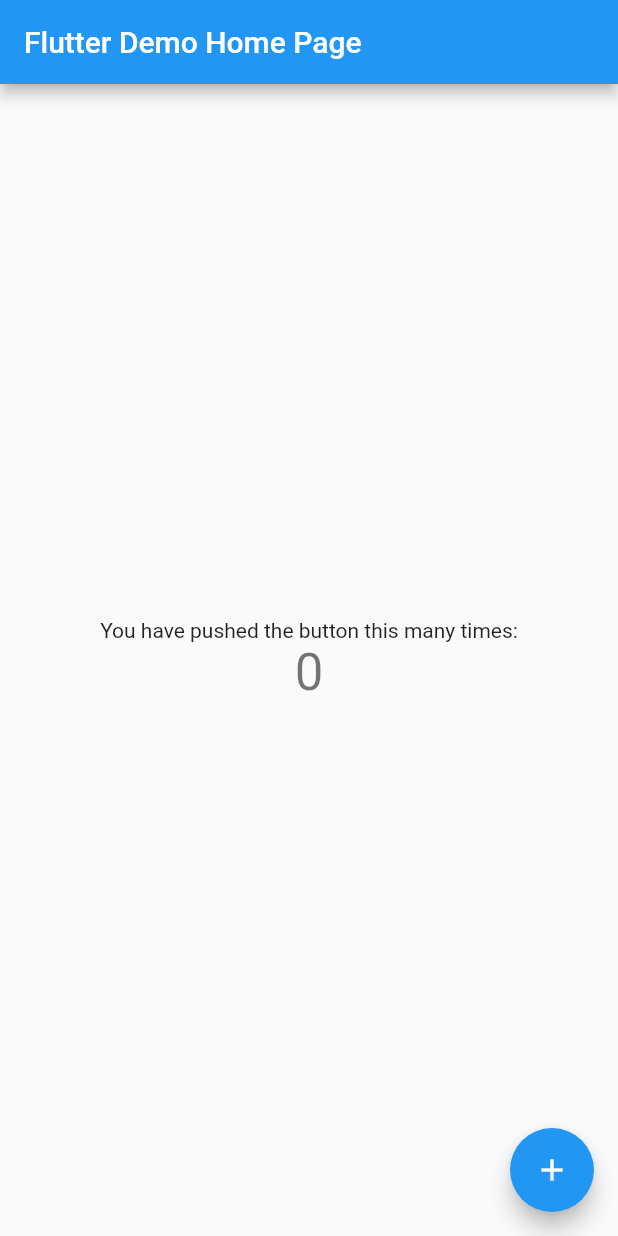
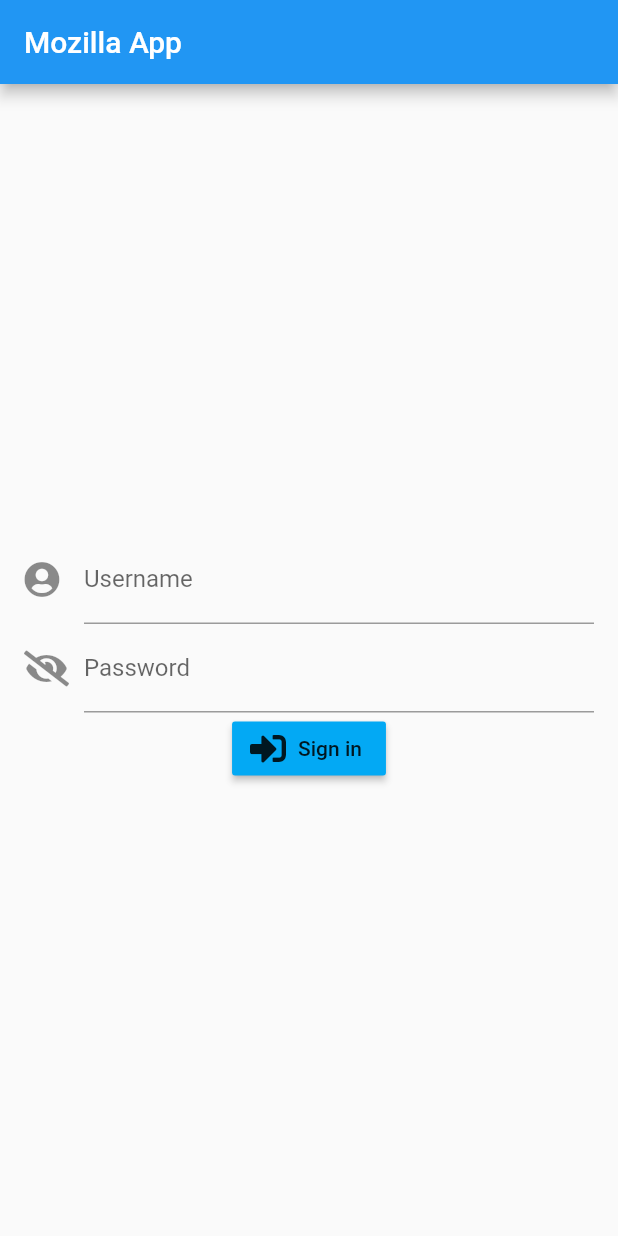
Before and after one commit to UCSC-Mozilla-Club/tutorials-Flutter, a Flutter app: the screen it shows after launch, on a phone screen of 412 x 824 dp. Run offline on Flutter 3.47's test engine with Material 2 defaults, Android fonts, the phone set to English and light mode, and no system bars; our stand-ins replace font_awesome_flutter.

Commit message:
home screen and login screen

```diff
--- /dev/null
+++ b/lession001_simple_login_app/lib/login_app.dart
@@ -0,0 +1,12 @@
+import 'package:flutter/material.dart';
+import 'package:lession001_simple_login_app/screens/login_screen.dart';
+
+class LoginApp extends StatelessWidget {
+  @override
+  Widget build(BuildContext context) {
+    return MaterialApp(
+      title: "LoginApp",
+      home: LoginScreen(),
+    );
+  }
+}
--- a/lession001_simple_login_app/lib/main.dart
+++ b/lession001_simple_login_app/lib/main.dart
@@ -1,111 +1,4 @@
 import 'package:flutter/material.dart';
+import 'package:lession001_simple_login_app/login_app.dart';
 
-void main() => runApp(MyApp());
-
-class MyApp extends StatelessWidget {
-  // This widget is the root of your application.
-  @override
-  Widget build(BuildContext context) {
-    return MaterialApp(
-      title: 'Flutter Demo',
-      theme: ThemeData(
-        // This is the theme of your application.
-        //
-        // Try running your application with "flutter run". You'll see the
-        // application has a blue toolbar. Then, without quitting the app, try
-        // changing the primarySwatch below to Colors.green and then invoke
-        // "hot reload" (press "r" in the console where you ran "flutter run",
-        // or simply save your changes to "hot reload" in a Flutter IDE).
-        // Notice that the counter didn't reset back to zero; the application
-        // is not restarted.
-        primarySwatch: Colors.blue,
-      ),
-      home: MyHomePage(title: 'Flutter Demo Home Page'),
-    );
-  }
-}
-
-class MyHomePage extends StatefulWidget {
-  MyHomePage({Key key, this.title}) : super(key: key);
-
-  // This widget is the home page of your application. It is stateful, meaning
-  // that it has a State object (defined below) that contains fields that affect
-  // how it looks.
-
-  // This class is the configuration for the state. It holds the values (in this
-  // case the title) provided by the parent (in this case the App widget) and
-  // used by the build method of the State. Fields in a Widget subclass are
-  // always marked "final".
-
-  final String title;
-
-  @override
-  _MyHomePageState createState() => _MyHomePageState();
-}
-
-class _MyHomePageState extends State<MyHomePage> {
-  int _counter = 0;
-
-  void _incrementCounter() {
-    setState(() {
-      // This call to setState tells the Flutter framework that something has
-      // changed in this State, which causes it to rerun the build method below
-      // so that the display can reflect the updated values. If we changed
-      // _counter without calling setState(), then the build method would not be
-      // called again, and so nothing would appear to happen.
-      _counter++;
-    });
-  }
-
-  @override
-  Widget build(BuildContext context) {
-    // This method is rerun every time setState is called, for instance as done
-    // by the _incrementCounter method above.
-    //
-    // The Flutter framework has been optimized to make rerunning build methods
-    // fast, so that you can just rebuild anything that needs updating rather
-    // than having to individually change instances of widgets.
-    return Scaffold(
-      appBar: AppBar(
-        // Here we take the value from the MyHomePage object that was created by
-        // the App.build method, and use it to set our appbar title.
-        title: Text(widget.title),
-      ),
-      body: Center(
-        // Center is a layout widget. It takes a single child and positions it
-        // in the middle of the parent.
-        child: Column(
-          // Column is also a layout widget. It takes a list of children and
-          // arranges them vertically. By default, it sizes itself to fit its
-          // children horizontally, and tries to be as tall as its parent.
-          //
-          // Invoke "debug painting" (press "p" in the console, choose the
-          // "Toggle Debug Paint" action from the Flutter Inspector in Android
-          // Studio, or the "Toggle Debug Paint" command in Visual Studio Code)
-          // to see the wireframe for each widget.
-          //
-          // Column has various properties to control how it sizes itself and
-          // how it positions its children. Here we use mainAxisAlignment to
-          // center the children vertically; the main axis here is the vertical
-          // axis because Columns are vertical (the cross axis would be
-          // horizontal).
-          mainAxisAlignment: MainAxisAlignment.center,
-          children: <Widget>[
-            Text(
-              'You have pushed the button this many times:',
-            ),
-            Text(
-              '$_counter',
-              style: Theme.of(context).textTheme.display1,
-            ),
-          ],
-        ),
-      ),
-      floatingActionButton: FloatingActionButton(
-        onPressed: _incrementCounter,
-        tooltip: 'Increment',
-        child: Icon(Icons.add),
-      ), // This trailing comma makes auto-formatting nicer for build methods.
-    );
-  }
-}
+void main() => runApp(LoginApp());
--- /dev/null
+++ b/lession001_simple_login_app/lib/screens/login_screen.dart
@@ -0,0 +1,90 @@
+import 'package:flutter/material.dart';
+import 'package:font_awesome_flutter/font_awesome_flutter.dart';
+import 'package:lession001_simple_login_app/screens/home_screen.dart';
+
+class LoginScreen extends StatelessWidget {
+  final _usernameTEController = TextEditingController();
+  final _passwordTEController = TextEditingController();
+  final _scaffoldKey = GlobalKey<ScaffoldState>();
+
+  @override
+  Widget build(BuildContext context) {
+    return Scaffold(
+      key: _scaffoldKey,
+      appBar: AppBar(
+        title: Text("Mozilla App"),
+      ),
+      body: Container(
+        padding: EdgeInsets.all(16),
+        child: Column(
+          mainAxisAlignment: MainAxisAlignment.center,
+          children: <Widget>[
+            TextField(
+              controller: _usernameTEController,
+              decoration: InputDecoration(
+                labelText: "Username",
+                icon: Icon(FontAwesomeIcons.solidUserCircle),
+              ),
+            ),
+            TextField(
+              controller: _passwordTEController,
+              decoration: InputDecoration(
+                labelText: "Password",
+                icon: Icon(FontAwesomeIcons.solidEyeSlash),
+              ),
+            ),
+            RaisedButton.icon(
+              color: Colors.lightBlue,
+              label: Text("Sign in"),
+              icon: Icon(FontAwesomeIcons.signInAlt),
+              onPressed: () {
+                onSignIn(context);
+              },
+            )
+          ],
+        ),
+      ),
+    );
+  }
+
+  void onSignIn(BuildContext context) {
+    String username = _usernameTEController.text;
+    String password = _passwordTEController.text;
+
+    if (username.isEmpty) {
+      _scaffoldKey.currentState.showSnackBar(
+        SnackBar(
+          content: Text("Username is Empty!"),
+          duration: Duration(milliseconds: 800),
+        ),
+      );
+      return;
+    }
+
+    if (password.isEmpty) {
+      _scaffoldKey.currentState.showSnackBar(
+        SnackBar(
+          content: Text("Password is Empty!"),
+          duration: Duration(milliseconds: 800),
+        ),
+      );
+      return;
+    }
+
+    if (username.toLowerCase() == "admin" && password == "password") {
+      Navigator.pushReplacement(
+        context,
+        MaterialPageRoute(
+          builder: (context) => HomeScreen(),
+        ),
+      );
+    } else {
+      _scaffoldKey.currentState.showSnackBar(
+        SnackBar(
+          content: Text("Username or Password incorrect!"),
+          duration: Duration(milliseconds: 800),
+        ),
+      );
+    }
+  }
+}
--- a/lession001_simple_login_app/pubspec.yaml
+++ b/lession001_simple_login_app/pubspec.yaml
@@ -19,6 +19,7 @@ environment:
 dependencies:
   flutter:
     sdk: flutter
+  font_awesome_flutter:
 
   # The following adds the Cupertino Icons font to your application.
   # Use with the CupertinoIcons class for iOS style icons.
```
Also changed, not shown: lession001_simple_login_app/lib/screens/home_screen.dart (added, +24 -0 lines), lession001_simple_login_app/pubspec.lock, 1 other file.
